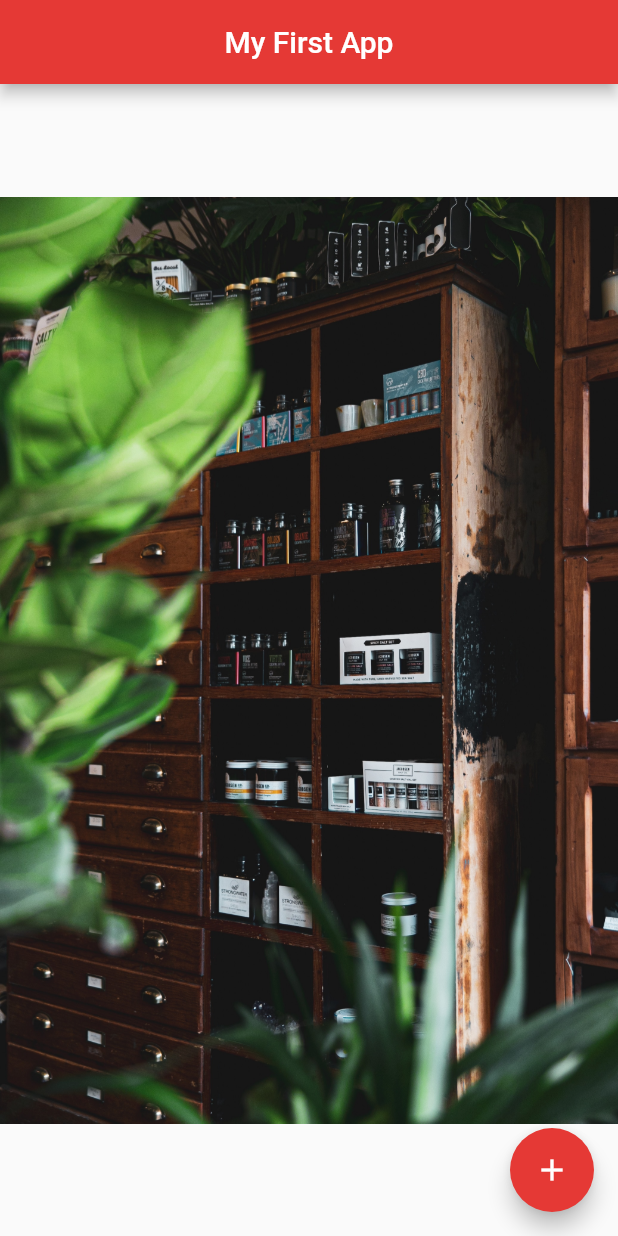
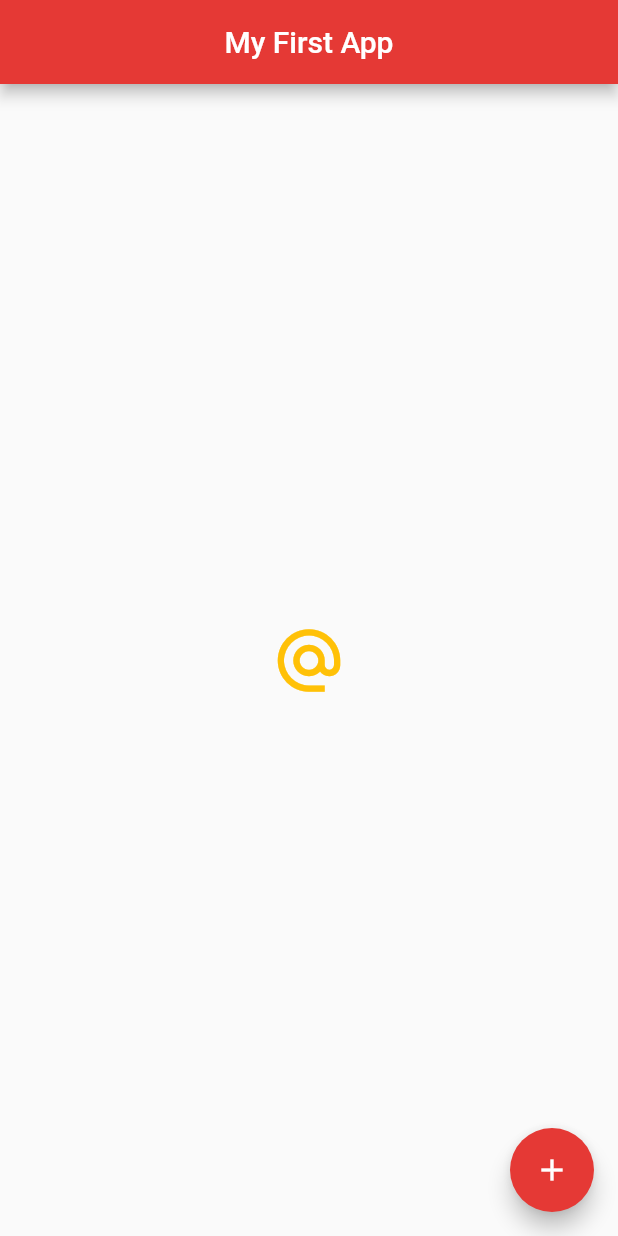
Before and after one commit to Ravshan1Uz/flutter_samples, a Flutter app: the screen it shows after launch, on a phone screen of 412 x 824 dp. Run offline on Flutter 3.47's test engine with Material 2 defaults, Android fonts, the phone set to English and light mode, and no system bars.

Commit message:
first lesson

```diff
--- a/lib/main.dart
+++ b/lib/main.dart
@@ -15,7 +15,14 @@ class Home extends StatelessWidget {
         backgroundColor: Colors.red[600],
       ),
       body: Center(
-        child: Image.asset('assets/unsplash2.jpg'),
+        child: IconButton(
+          onPressed: (){
+            print('you clicked me');
+          },
+          iconSize: 50.0,
+          icon: Icon(Icons.alternate_email),
+          color: Colors.amber,
+        )
       ),
       floatingActionButton: FloatingActionButton(
         onPressed: () {},
```
